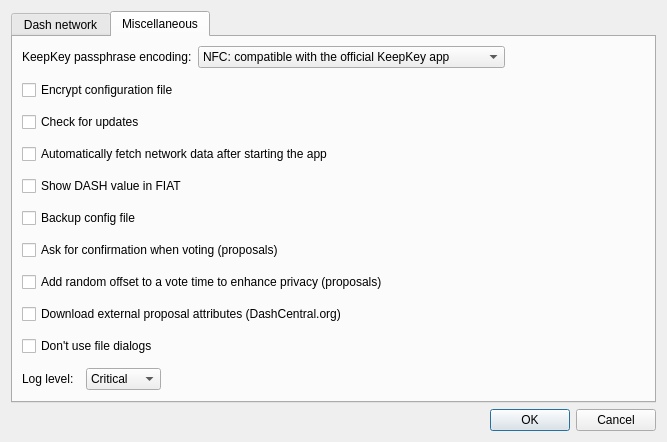
First picture: the form in src/ui/ui_config_dlg.ui, repository Bertrand256/dash-masternode-tool, before the edit.
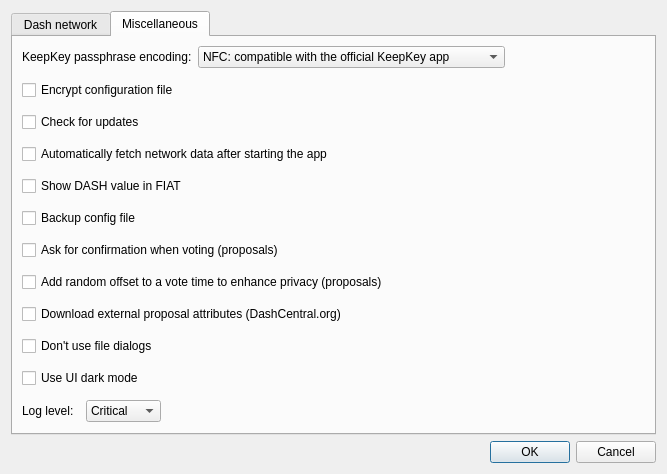
Second picture: the form after the edit. The open tabs and pages were chosen to show the change.

Commit message: UI dark mode independent of the OS settings. Fixing several visual issues.

Patch:
```diff
--- a/src/ui/ui_config_dlg.ui
+++ b/src/ui/ui_config_dlg.ui
@@ -452,6 +452,16 @@
          </property>
         </widget>
        </item>
+       <item>
+        <widget class="QCheckBox" name="chbUIDarkMode">
+         <property name="toolTip">
+          <string>Use dark mode (independent of the OS settings)</string>
+         </property>
+         <property name="text">
+          <string>Use UI dark mode</string>
+         </property>
+        </widget>
+       </item>
        <item>
         <layout class="QHBoxLayout" name="hlLogLevel">
          <item>
```
The commit also changes 14 other files.
